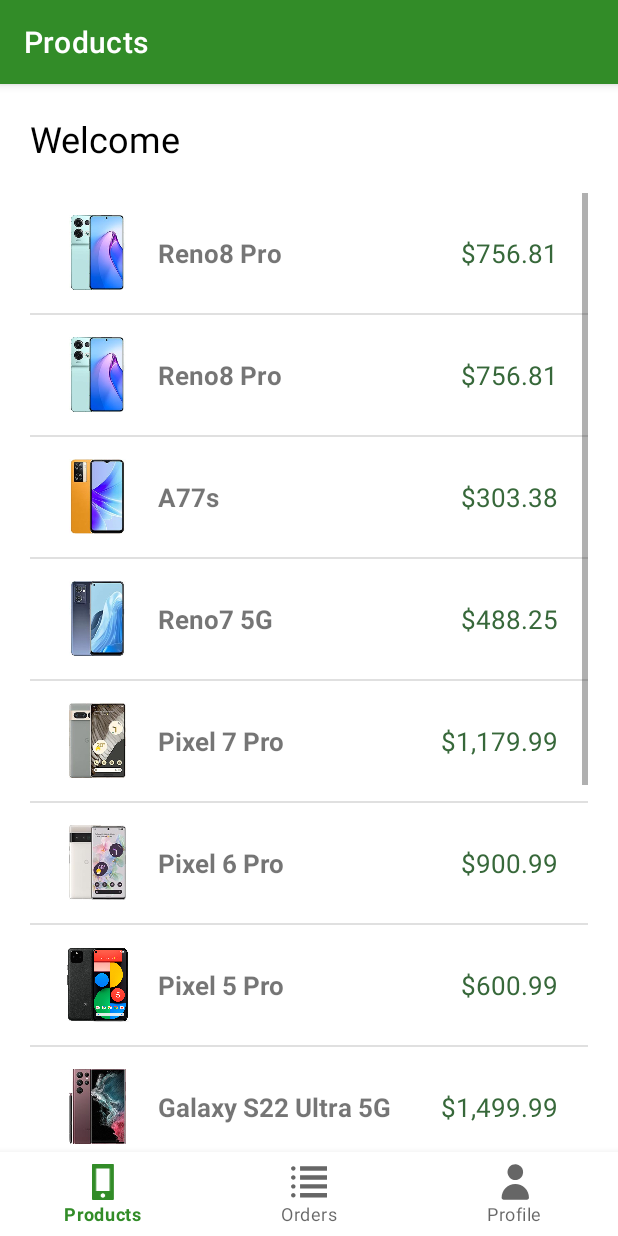
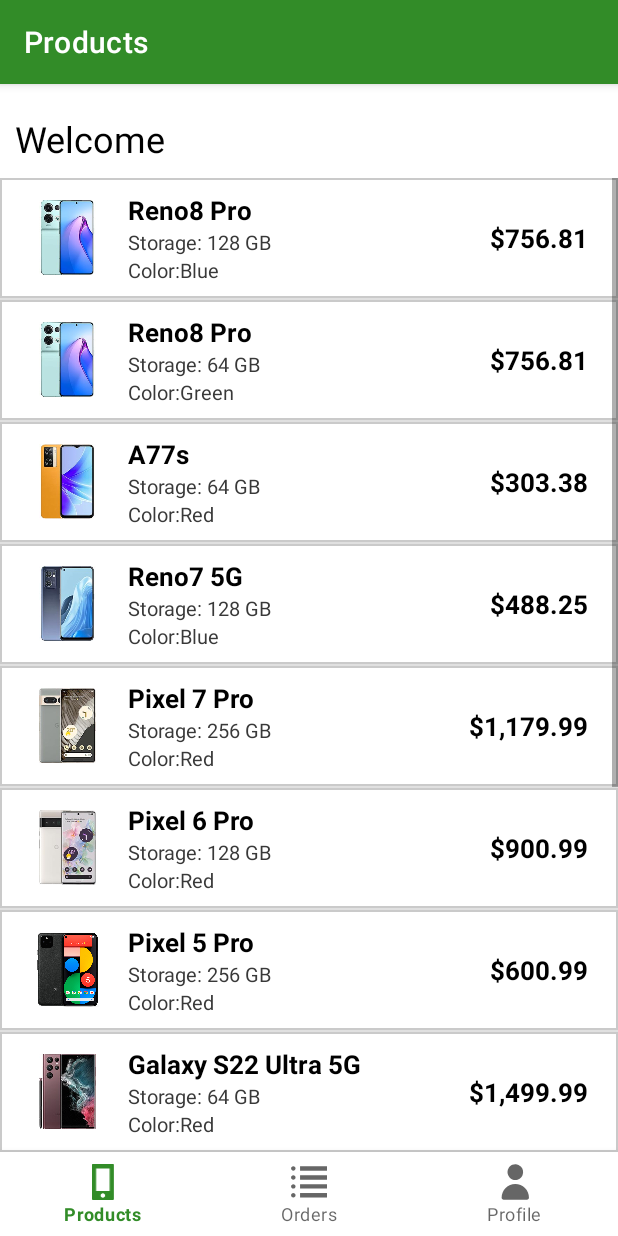
Before and after one commit to jovichenmcintyrecentenial/android_assignment_4, an Android app: the ProductsFragment screen opened directly, with no data from a screen before it, on a phone screen of 412 x 824 dp. Run offline under Robolectric (Android 15) with nearby library versions, the phone set to English and light mode, and no system bars; our stand-ins replace Room's generated code, navigation-ui.

Commit message:
displaying product order ui update on phone list items

```diff
--- a/app/src/main/java/com/centennial/jovichenmcintyre_mapd711_assignment4/dao/PhoneStoreDao.kt
+++ b/app/src/main/java/com/centennial/jovichenmcintyre_mapd711_assignment4/dao/PhoneStoreDao.kt
@@ -5,6 +5,7 @@ import androidx.room.*
 import com.centennial.jovichenmcintyre_mapd711_assignment4.models.CustomerModel
 import com.centennial.jovichenmcintyre_mapd711_assignment4.models.OrderModel
 import com.centennial.jovichenmcintyre_mapd711_assignment4.models.ProductModel
+import com.centennial.jovichenmcintyre_mapd711_assignment4.models.ProductOrder
 
 @Dao
 interface PhoneStoreDao {
@@ -33,8 +34,8 @@ interface PhoneStoreDao {
     @Query("SELECT * FROM products")
     fun getAllProducts() : List<ProductModel>?
 
-    @Query("SELECT * FROM orders WHERE custId =:id")
-    fun getMyOrders (id:Int) : List<OrderModel>?
+    @Query("SELECT orders.*, products.* FROM orders INNER JOIN products ON products.productId = orders.prodId WHERE custId =:id")
+    fun getMyOrders (id:Int) : List<ProductOrder>?
 
     @Query("SELECT * FROM products WHERE phoneMake =:phoneMake AND phoneModel =:phoneModel")
     fun getProduct (phoneMake:String, phoneModel:String) : ProductModel?
--- a/app/src/main/java/com/centennial/jovichenmcintyre_mapd711_assignment4/database/PhoneStoreDatabase.kt
+++ b/app/src/main/java/com/centennial/jovichenmcintyre_mapd711_assignment4/database/PhoneStoreDatabase.kt
@@ -8,7 +8,7 @@ import com.centennial.jovichenmcintyre_mapd711_assignment4.models.OrderModel
 import com.centennial.jovichenmcintyre_mapd711_assignment4.models.ProductModel
 
 //Room database
-@Database(entities = arrayOf(OrderModel::class,CustomerModel::class,ProductModel::class,), version = 6, exportSchema = false)
+@Database(entities = arrayOf(OrderModel::class,CustomerModel::class,ProductModel::class,), version = 7, exportSchema = false)
 abstract class PhoneStoreDatabase : RoomDatabase() {
     //instantiating DAO object
     abstract fun phonestoreDao() : PhoneStoreDao
--- a/app/src/main/java/com/centennial/jovichenmcintyre_mapd711_assignment4/models/Order.kt
+++ b/app/src/main/java/com/centennial/jovichenmcintyre_mapd711_assignment4/models/Order.kt
@@ -10,7 +10,7 @@ data class OrderModel(
     @ColumnInfo(name = "custId")
     var custId: Int,
     //defining a column productId
-    @ColumnInfo(name = "productId")
+    @ColumnInfo(name = "prodId")
     var productId: Int,
     //defining a column status
     @ColumnInfo(name = "status")
--- a/app/src/main/java/com/centennial/jovichenmcintyre_mapd711_assignment4/repository/OrderRepository.kt
+++ b/app/src/main/java/com/centennial/jovichenmcintyre_mapd711_assignment4/repository/OrderRepository.kt
@@ -4,6 +4,7 @@ import android.content.Context
 import com.centennial.jovichenmcintyre_mapd711_assignment4.database.PhoneStoreDatabase
 import com.centennial.jovichenmcintyre_mapd711_assignment4.models.OrderModel
 import com.centennial.jovichenmcintyre_mapd711_assignment4.models.ProductModel
+import com.centennial.jovichenmcintyre_mapd711_assignment4.models.ProductOrder
 import com.centennial.jovichenmcintyre_mapd711_assignment4.repository.OrderRepository.Companion.phoneStoreDatabase
 import kotlinx.coroutines.CoroutineScope
 import kotlinx.coroutines.Dispatchers
@@ -29,7 +30,7 @@ class OrderRepository {
 
         }
 
-        fun getMyOrders(context: Context, id: Int): List<OrderModel>? {
+        fun getMyProductsOrders(context: Context, id: Int): List<ProductOrder>? {
 
             phoneStoreDatabase = getDB(context)
 
--- a/app/src/main/java/com/centennial/jovichenmcintyre_mapd711_assignment4/ui/products/ProductsFragment.kt
+++ b/app/src/main/java/com/centennial/jovichenmcintyre_mapd711_assignment4/ui/products/ProductsFragment.kt
@@ -104,7 +104,11 @@ class ProductsFragment : Fragment() {
             val priceTextView = inflatedView?.findViewById<TextView>(R.id.phone_price)
             val phoneImage = inflatedView?.findViewById<ImageView>(R.id.phone_image)
             val phoneNameTextView = inflatedView?.findViewById<TextView>(R.id.phone_name)
+            val storage = inflatedView?.findViewById<TextView>(R.id.storage)
+            val phoneColor = inflatedView?.findViewById<TextView>(R.id.phone_color)
 
+            storage!!.text = context.getString(R.string.storage)+" "+phone.storageCapacity
+            phoneColor!!.text = context.getString(R.string.color_phone)+phone.phoneColor
             //dynamically load phone images using phone uri
             val resourceImage: Int = context.resources.getIdentifier(phone.imageUri, "drawable", context.packageName)
             phoneImage?.setImageResource(resourceImage)
--- /dev/null
+++ b/app/src/main/res/drawable/rectrangle.xml
@@ -0,0 +1,7 @@
+<?xml version="1.0" encoding="utf-8"?>
+
+<shape xmlns:android="http://schemas.android.com/apk/res/android">
+    <gradient android:angle="90" android:endColor="#ffffff" android:startColor="#ffffff" android:type="linear" />
+    <stroke android:width="1dp" android:color="#CACACA" />
+
+</shape>
--- a/app/src/main/res/layout/fragment_home.xml
+++ b/app/src/main/res/layout/fragment_home.xml
@@ -6,16 +6,15 @@
     android:layout_height="match_parent"
     android:orientation="vertical"
     android:weightSum="1"
-    android:layout_marginLeft="@dimen/page_margin2"
-    android:layout_marginRight="@dimen/page_margin2"
     >
 
     <TextView
+        android:paddingLeft="10dp"
         android:id="@+id/welcome"
         android:layout_width="wrap_content"
         android:layout_height="wrap_content"
         style="@style/main_instructions"
-        android:layout_marginBottom="20dp"
+        android:layout_marginBottom="10dp"
         android:layout_marginTop="20dp"/>
 
     <ListView
--- a/app/src/main/res/layout/phone_list_item.xml
+++ b/app/src/main/res/layout/phone_list_item.xml
@@ -6,7 +6,7 @@
     android:orientation="horizontal"
     android:layout_gravity="center"
     android:gravity="center"
-    android:weightSum="1"
+    android:background="@drawable/rectrangle"
     android:paddingLeft="@dimen/page_margin2"
     android:paddingRight="@dimen/page_margin2"
     android:layout_height="80dp">
@@ -17,20 +17,43 @@
         android:layout_height="@dimen/page_margins"
         android:layout_marginRight="@dimen/image_margin"
         app:srcCompat="@drawable/ic_logo" />
-
+<LinearLayout
+    android:layout_weight="1"
+    android:layout_width="0dp"
+    android:orientation="vertical"
+    android:layout_height="wrap_content">
     <TextView
         android:id="@+id/phone_name"
         android:layout_weight="1"
         android:layout_width="wrap_content"
+        android:textColor="#000"
         android:layout_height="wrap_content"
         android:textStyle="bold"
         android:textSize="17sp"
         android:text="Samsung Galaxy S22 Ultra 5G" />
+
+    <TextView
+        android:id="@+id/storage"
+        android:layout_width="wrap_content"
+        android:layout_height="wrap_content"
+        android:textColor="#393939"
+        android:textSize="13sp"
+        android:text="20 Glenheather Drive" />
+    <TextView
+        android:id="@+id/phone_color"
+        android:layout_width="wrap_content"
+        android:layout_height="wrap_content"
+        android:textColor="#393939"
+        android:textSize="13sp"
+        android:text="FJK HKF" />
+</LinearLayout>
     <TextView
         android:id="@+id/phone_price"
-        android:textColor="#37683A"
+        android:textColor="#000"
+        android:textStyle="bold"
         android:layout_width="wrap_content"
         android:textSize="17sp"
         android:layout_height="wrap_content"
         android:text="$152.25" />
+
 </LinearLayout>
--- a/app/src/main/res/values/strings.xml
+++ b/app/src/main/res/values/strings.xml
@@ -95,5 +95,7 @@
     <string name="price">Price</string>
     <string name="delivery_address">Delivery Address</string>
     <string name="name">Name</string>
+    <string name="storage">Storage: </string>
+    <string name="color_phone">Color: </string>
 
 </resources>
```
Also changed, not shown: app/src/main/java/com/centennial/jovichenmcintyre_mapd711_assignment4/models/CustomerOrder.kt (added, +12 -0 lines), app/src/main/java/com/centennial/jovichenmcintyre_mapd711_assignment4/ui/orders/OrdersFragment.kt (+92 -2 lines), app/src/main/java/com/centennial/jovichenmcintyre_mapd711_assignment4/ui/orders/OrdersViewModel.kt (+26 -3 lines), app/src/main/res/drawable-v24/status_banner.xml (added, +7 -0 lines), app/src/main/res/layout/fragment_dashboard.xml (+18 -15 lines), app/src/main/res/layout/order_list_item.xml (added, +82 -0 lines).
